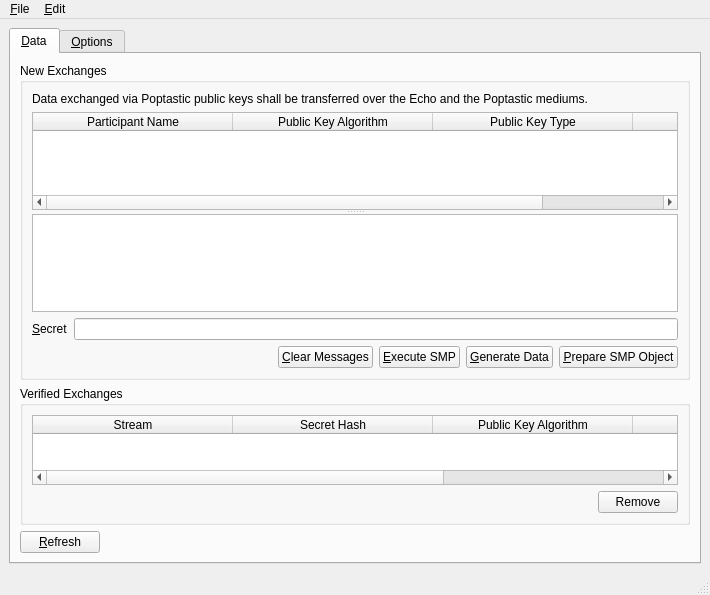
Above: branches/trunk/GoldBug-UI/spot-on-smpwindow.ui from textbrowser/spot-on before the change. Below: the same form after it.
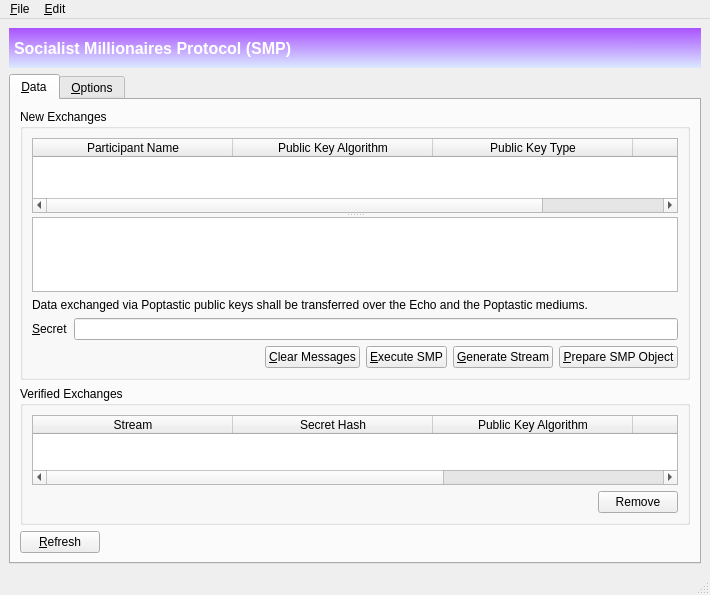
That is the form after the change. Icons and pictures are not drawn.

Commit message: Badges. Moved an information label.

What changed in the file:
```diff
--- a/branches/trunk/GoldBug-UI/spot-on-smpwindow.ui
+++ b/branches/trunk/GoldBug-UI/spot-on-smpwindow.ui
@@ -16,6 +16,43 @@
   </property>
   <widget class="QWidget" name="centralwidget">
    <layout class="QVBoxLayout" name="verticalLayout">
+    <item>
+     <widget class="QLabel" name="label_10">
+      <property name="minimumSize">
+       <size>
+        <width>0</width>
+        <height>40</height>
+       </size>
+      </property>
+      <property name="font">
+       <font>
+        <pointsize>12</pointsize>
+        <weight>75</weight>
+        <bold>true</bold>
+       </font>
+      </property>
+      <property name="autoFillBackground">
+       <bool>false</bool>
+      </property>
+      <property name="styleSheet">
+       <string notr="true">background-color: qlineargradient(spread:reflect, x1:0.023, y1:0.988636, x2:0.028, y2:0.011, stop:0 rgba(218, 232, 255, 255), stop:1 rgba(170, 85, 255, 255));
+
+color: rgb(255, 255, 255);
+
+
+</string>
+      </property>
+      <property name="text">
+       <string>Socialist Millionaires Protocol (SMP)</string>
+      </property>
+      <property name="margin">
+       <number>0</number>
+      </property>
+      <property name="indent">
+       <number>5</number>
+      </property>
+     </widget>
+    </item>
     <item>
      <widget class="QTabWidget" name="tabWidget">
       <property name="currentIndex">
@@ -32,16 +69,6 @@
            <string>New Exchanges</string>
           </property>
           <layout class="QVBoxLayout" name="verticalLayout_4">
-           <item>
-            <widget class="QLabel" name="label_2">
-             <property name="text">
-              <string>Data exchanged via Poptastic public keys shall be transferred over the Echo and the Poptastic mediums.</string>
-             </property>
-             <property name="wordWrap">
-              <bool>true</bool>
-             </property>
-            </widget>
-           </item>
            <item>
             <widget class="QSplitter" name="splitter">
              <property name="orientation">
@@ -93,6 +120,16 @@
              <widget class="QTextBrowser" name="output"/>
             </widget>
            </item>
+           <item>
+            <widget class="QLabel" name="label_2">
+             <property name="text">
+              <string>Data exchanged via Poptastic public keys shall be transferred over the Echo and the Poptastic mediums.</string>
+             </property>
+             <property name="wordWrap">
+              <bool>true</bool>
+             </property>
+            </widget>
+           </item>
            <item>
             <layout class="QHBoxLayout" name="horizontalLayout_2">
              <item>
@@ -145,7 +182,7 @@
                 <string>&lt;html&gt;&lt;head/&gt;&lt;body&gt;&lt;p&gt;Generate a stream of bytes via the secret and the selected participant.&lt;/p&gt;&lt;/body&gt;&lt;/html&gt;</string>
                </property>
                <property name="text">
-                <string>&amp;Generate Data</string>
+                <string>&amp;Generate Stream</string>
                </property>
               </widget>
              </item>
```
The commit also changes 1 other file.
